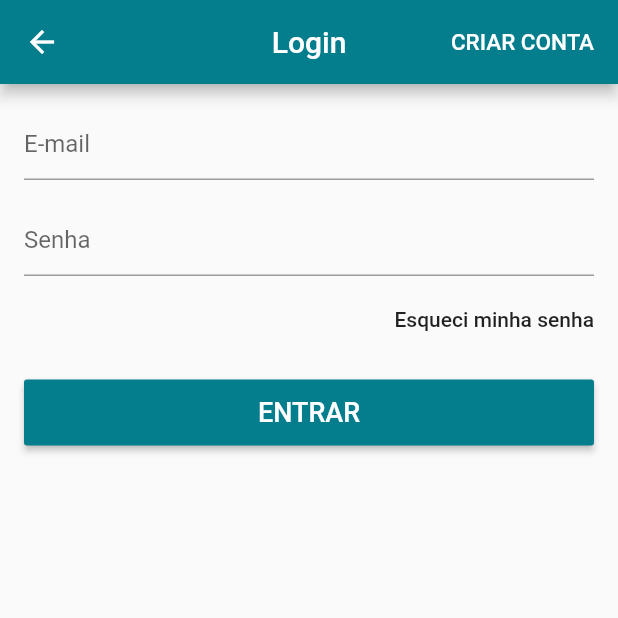
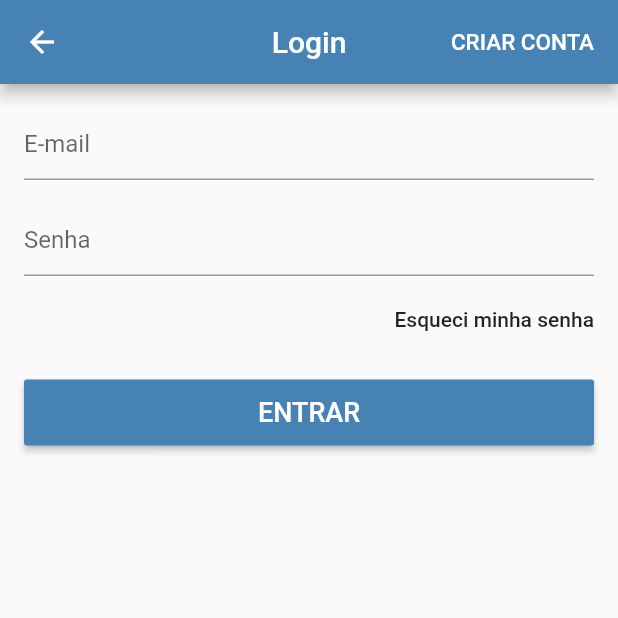
Before and after one commit to Raimundo-Martins/App_LojaVirtual, a Flutter app: the screen it shows after launch, in the side drawer, after a tap on "ENTRE OU CADASTRE-SE", on a phone screen of 412 x 824 dp, the top half of it. Run offline on Flutter 3.47's test engine with Material 2 defaults, Android fonts, the phone set to English and light mode, and no system bars; our stand-ins replace carousel_pro, cloud_firestore, firebase_auth, transparent_image; accounts and stored records are empty.

Commit message:
Correções finais

```diff
--- a/lib/main.dart
+++ b/lib/main.dart
@@ -21,7 +21,7 @@ class MyApp extends StatelessWidget {
               title: 'Loja Virtual',
               theme: ThemeData(
                 primarySwatch: Colors.blue,
-                primaryColor: Color.fromARGB(255, 4, 125, 141),
+                primaryColor: Color.fromARGB(255, 70, 130, 180),
               ),
               debugShowCheckedModeBanner: false,
               home: HomeScreen(),
--- a/lib/screens/login_screen.dart
+++ b/lib/screens/login_screen.dart
@@ -42,8 +42,7 @@ class _LoginScreenState extends State<LoginScreen> {
             return Center(
               child: CircularProgressIndicator(),
             );
-          return Center(
-            child: Form(
+          return Form(
             key: _formKey,
             child: ListView(
               padding: EdgeInsets.all(16),
@@ -134,7 +133,6 @@ class _LoginScreenState extends State<LoginScreen> {
                 )
               ],
             ),
-            ),
           );
         },
       ),
--- a/lib/tabs/home_tab.dart
+++ b/lib/tabs/home_tab.dart
@@ -9,8 +9,8 @@ class HomeTab extends StatelessWidget {
     Widget _buildBodyBack() => Container(
           decoration: BoxDecoration(
             gradient: LinearGradient(colors: [
-              Color.fromARGB(255, 211, 118, 130),
-              Color.fromARGB(255, 253, 181, 168)
+              Color.fromARGB(255, 70,130,180),
+              Color.fromARGB(255, 0,191,255)
             ], begin: Alignment.topLeft, end: Alignment.bottomRight),
           ),
         );
@@ -51,7 +51,7 @@ class HomeTab extends StatelessWidget {
                     mainAxisSpacing: 1,
                     crossAxisSpacing: 1,
                     staggeredTiles: snapshot.data.documents.map((doc) {
-                      StaggeredTile.count(doc.data['x'], doc.data['y']);
+                      return StaggeredTile.count(doc.data['x'], doc.data['y']);
                     }).toList(),
                     children: snapshot.data.documents.map((doc) {
                       return FadeInImage.memoryNetwork(
--- a/lib/widgets/custom_drawer.dart
+++ b/lib/widgets/custom_drawer.dart
@@ -14,7 +14,7 @@ class CustomDrawer extends StatelessWidget {
     Widget _buildDrawerBack() => Container(
           decoration: BoxDecoration(
             gradient: LinearGradient(
-                colors: [Color.fromARGB(255, 210, 210, 255), Colors.white],
+                colors: [Color.fromARGB(255, 200,200,255), Colors.white],
                 begin: Alignment.topCenter,
                 end: Alignment.bottomCenter),
           ),
--- a/pubspec.yaml
+++ b/pubspec.yaml
@@ -34,6 +34,7 @@ dependencies:
   transparent_image: ^1.0.0
   scoped_model: ^1.0.1
   firebase_auth: ^0.11.1+12
+  path_provider: ^0.4.1
   url_launcher: ^5.1.1
 
 dev_dependencies:
```
Also changed, not shown: pubspec.lock, 2 other files. Lines whose indentation alone changed are shown as unchanged.
